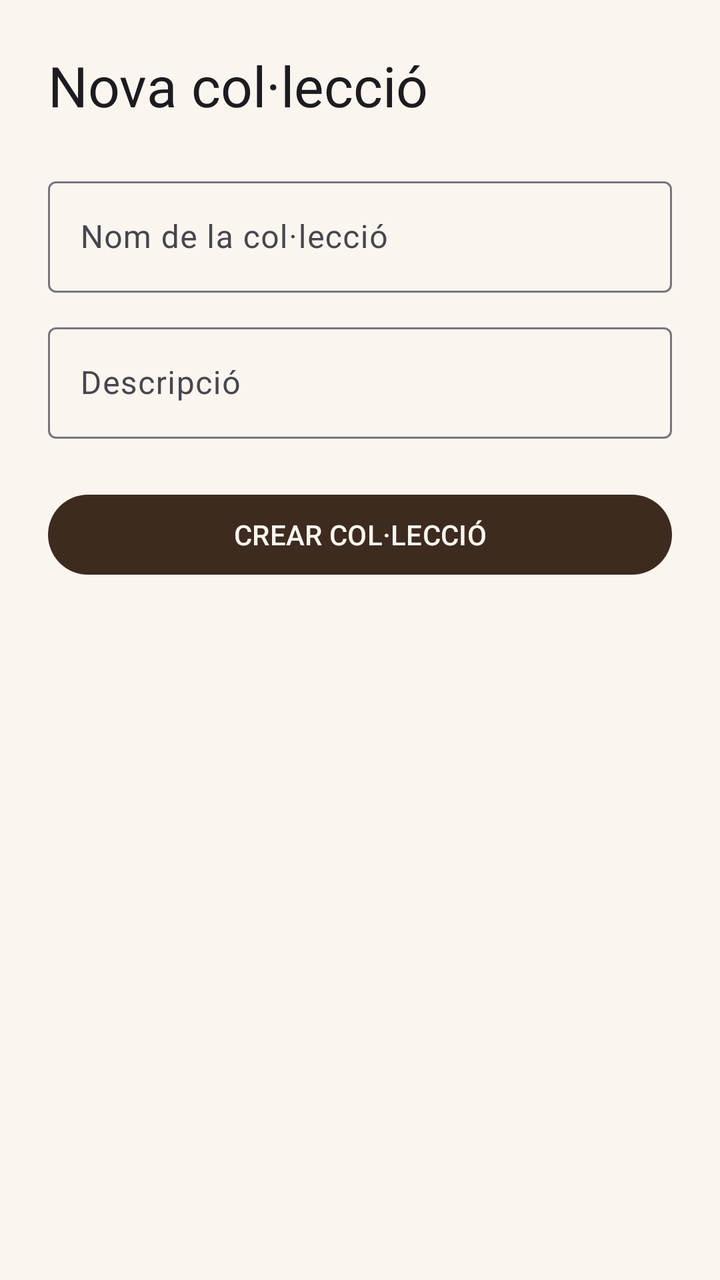
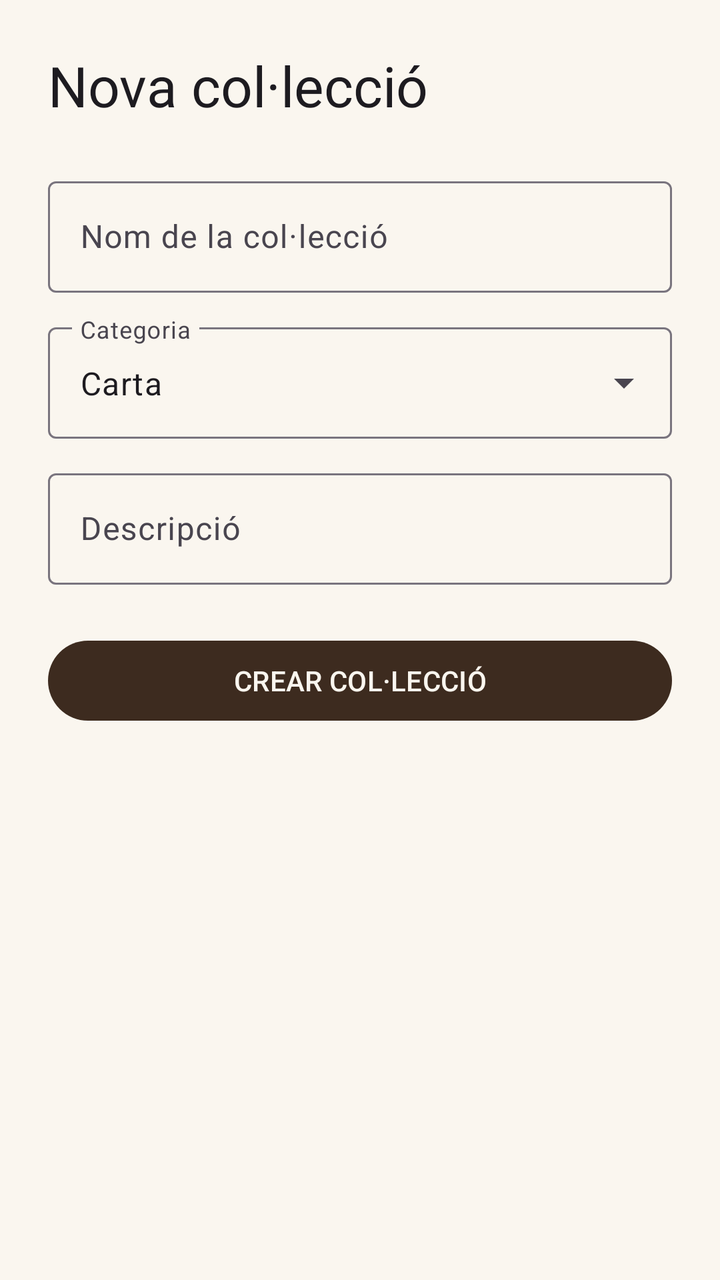

Two renders of the same Android screen: before a commit and after it. Below are the layout's source before the change and the commit's diff.
<!-- AndroidManifest.xml: application theme Theme.Kollect.Splash -->
<!-- res/layout/fragment_create_collection.xml -->
<?xml version="1.0" encoding="utf-8"?>
<ScrollView xmlns:android="http://schemas.android.com/apk/res/android"
    android:layout_width="match_parent"
    android:layout_height="match_parent">
    <LinearLayout
        android:layout_width="match_parent"
        android:layout_height="wrap_content"
        android:orientation="vertical"
        android:padding="24dp">
        <TextView
            android:layout_width="wrap_content"
            android:layout_height="wrap_content"
            android:text="@string/NewCLTittle"
            android:textAppearance="?attr/textAppearanceHeadlineMedium" />
        <com.google.android.material.textfield.TextInputLayout
            android:layout_width="match_parent"
            android:layout_height="wrap_content"
            android:layout_marginTop="24dp"
            android:hint="@string/CLName">
            <com.google.android.material.textfield.TextInputEditText
                android:layout_width="match_parent"
                android:layout_height="wrap_content" />
        </com.google.android.material.textfield.TextInputLayout>
        <com.google.android.material.textfield.TextInputLayout
            android:layout_width="match_parent"
            android:layout_height="wrap_content"
            android:layout_marginTop="12dp"
            android:hint="@string/ColDesc">
            <com.google.android.material.textfield.TextInputEditText
                android:layout_width="match_parent"
                android:layout_height="wrap_content" />
        </com.google.android.material.textfield.TextInputLayout>
        <com.google.android.material.button.MaterialButton
            android:layout_width="match_parent"
            android:layout_height="wrap_content"
            android:layout_marginTop="24dp"
            android:text="@string/createCLBtn" />
    </LinearLayout>
</ScrollView>
<!-- resources referenced by this layout -->
<resources>
  <string name="CLName">Nom de la col·lecció</string>
  <string name="ColDesc">Descripció</string>
  <string name="NewCLTittle">Nova col·lecció</string>
  <string name="createCLBtn">CREAR COL·LECCIÓ</string>
  <style name="Theme.Kollect.Splash" parent="Theme.Kollect">
          <item name="android:windowBackground">@color/cream</item>
          <item name="postSplashScreenTheme">@style/Theme.Kollect</item>
      </style>
  <style name="Theme.Kollect" parent="Theme.Material3.DayNight.NoActionBar">
          <item name="android:windowBackground">@color/cream</item>
          
          
          
          <item name="colorPrimary">@color/brown_dark</item>
          <item name="colorOnPrimary">@color/cream</item>
  
          
          <item name="colorSecondary">@color/gold</item>
          <item name="colorOnSecondary">@color/brown_dark</item>
  
          
          <item name="android:colorBackground">@color/cream</item>
          <item name="colorOnBackground">@color/text_primary</item>
  
          
          <item name="colorSurface">@color/warm_white</item>
          <item name="colorOnSurface">@color/text_primary</item>
  
          
          <item name="colorError">@color/error</item>
          <item name="colorOnError">@color/warm_white</item>
  
          
          <item name="android:statusBarColor">@color/brown_dark</item>
          <item name="android:navigationBarColor">@color/cream</item>
  
          
          <item name="android:windowLightStatusBar">false</item>
      </style>
  <color name="cream">#FAF6EF</color>
  <color name="brown_dark">#3D2B1F</color>
  <color name="gold">#B88A44</color>
  <color name="text_primary">#30241D</color>
  <color name="warm_white">#FFFDF9</color>
  <color name="error">#A8443A</color>
</resources>

<!-- the commit's change to res/layout/fragment_create_collection.xml (unified diff, before → after) -->
@@ -1,5 +1,6 @@
 <?xml version="1.0" encoding="utf-8"?>
 <ScrollView xmlns:android="http://schemas.android.com/apk/res/android"
+    xmlns:app="http://schemas.android.com/apk/res-auto"
     android:layout_width="match_parent"
     android:layout_height="match_parent">
     <LinearLayout
@@ -18,8 +19,21 @@
             android:layout_marginTop="24dp"
             android:hint="@string/CLName">
             <com.google.android.material.textfield.TextInputEditText
+                android:id="@+id/collectionNameInput"
                 android:layout_width="match_parent"
                 android:layout_height="wrap_content" />
+        </com.google.android.material.textfield.TextInputLayout>
+        <com.google.android.material.textfield.TextInputLayout
+            style="@style/Widget.Material3.TextInputLayout.OutlinedBox.ExposedDropdownMenu"
+            android:layout_width="match_parent"
+            android:layout_height="wrap_content"
+            android:layout_marginTop="12dp"
+            android:hint="@string/object_category">
+            <AutoCompleteTextView
+                android:id="@+id/collectionCategoryInput"
+                android:layout_width="match_parent"
+                android:layout_height="wrap_content"
+                android:text="@string/object_category_card" />
         </com.google.android.material.textfield.TextInputLayout>
         <com.google.android.material.textfield.TextInputLayout
             android:layout_width="match_parent"
@@ -27,10 +41,12 @@
             android:layout_marginTop="12dp"
             android:hint="@string/ColDesc">
             <com.google.android.material.textfield.TextInputEditText
+                android:id="@+id/collectionDescriptionInput"
                 android:layout_width="match_parent"
                 android:layout_height="wrap_content" />
         </com.google.android.material.textfield.TextInputLayout>
         <com.google.android.material.button.MaterialButton
+            android:id="@+id/createCollectionButton"
             android:layout_width="match_parent"
             android:layout_height="wrap_content"
             android:layout_marginTop="24dp"
<!-- resource entries referenced after the edit -->
@@ -4,6 +4,8 @@
   <string name="ColDesc">Descripció</string>
   <string name="NewCLTittle">Nova col·lecció</string>
   <string name="createCLBtn">CREAR COL·LECCIÓ</string>
+  <string name="object_category">Categoria</string>
+  <string name="object_category_card">Carta</string>
   <style name="Theme.Kollect.Splash" parent="Theme.Kollect">
           <item name="android:windowBackground">@color/cream</item>
           <item name="postSplashScreenTheme">@style/Theme.Kollect</item>
